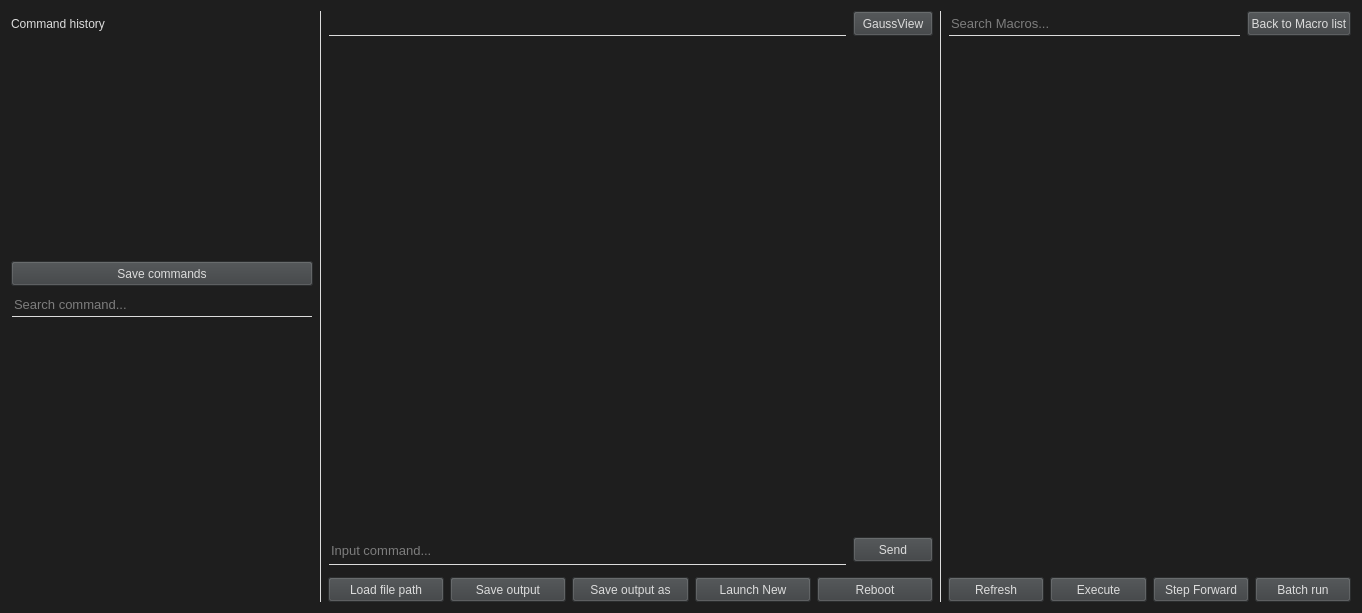
Above: UI/Multiwfn_GUI.ui from liyuanhe211/Multiwfn_GUI before the change. Below: the same form after it.
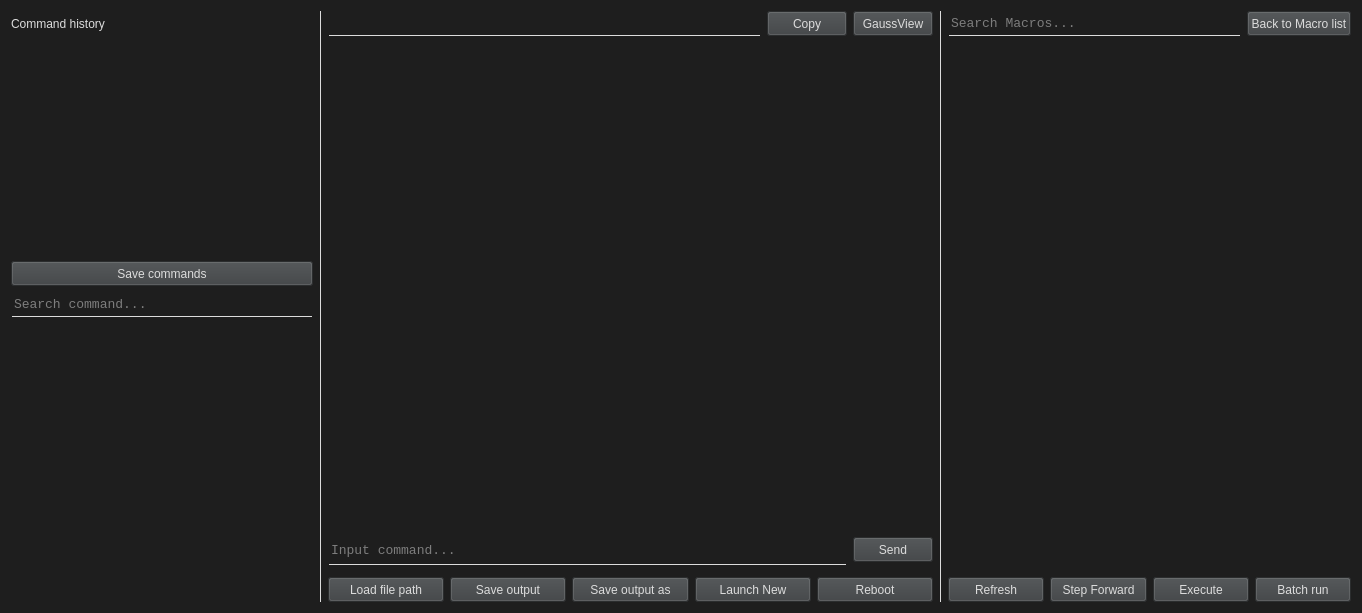
That is the form after the change.

What changed in the file:
```diff
--- a/UI/Multiwfn_GUI.ui
+++ b/UI/Multiwfn_GUI.ui
@@ -36,7 +36,9 @@
          </property>
          <property name="font">
           <font>
+           <family>Consolas</family>
            <pointsize>10</pointsize>
+           <weight>50</weight>
            <italic>false</italic>
            <bold>false</bold>
           </font>
@@ -206,7 +208,9 @@
        </property>
        <property name="font">
         <font>
+         <family>Consolas</family>
          <pointsize>10</pointsize>
+         <weight>50</weight>
          <italic>false</italic>
          <bold>false</bold>
         </font>
@@ -259,7 +263,7 @@
       </widget>
      </item>
      <item row="0" column="2">
-      <layout class="QHBoxLayout" name="horizontalLayout_3" stretch="0,0">
+      <layout class="QHBoxLayout" name="horizontalLayout_3" stretch="0,0,0">
        <item>
         <widget class="QLineEdit" name="input_file_lineEdit">
          <property name="minimumSize">
@@ -270,7 +274,9 @@
          </property>
          <property name="font">
           <font>
+           <family>Consolas</family>
            <pointsize>10</pointsize>
+           <weight>50</weight>
            <italic>false</italic>
            <bold>false</bold>
           </font>
@@ -296,6 +302,22 @@
          </property>
         </widget>
        </item>
+       <item>
+        <widget class="QPushButton" name="copy_path_pushButton">
+         <property name="minimumSize">
+          <size>
+           <width>80</width>
+           <height>25</height>
+          </size>
+         </property>
+         <property name="styleSheet">
+          <string notr="true">background-color: rgb(60, 63, 65);</string>
+         </property>
+         <property name="text">
+          <string>Copy</string>
+         </property>
+        </widget>
+       </item>
        <item>
         <widget class="QPushButton" name="open_GaussView_pushButton">
          <property name="minimumSize">
@@ -326,7 +348,9 @@
          </property>
          <property name="font">
           <font>
+           <family>Consolas</family>
            <pointsize>10</pointsize>
+           <weight>50</weight>
            <italic>false</italic>
            <bold>false</bold>
           </font>
@@ -411,25 +435,6 @@
          </property>
         </widget>
        </item>
-       <item>
-        <widget class="QPushButton" name="execute_macro_pushButton">
-         <property name="minimumSize">
-          <size>
-           <width>0</width>
-           <height>25</height>
-          </size>
-         </property>
-         <property name="focusPolicy">
-          <enum>Qt::ClickFocus</enum>
-         </property>
-         <property name="styleSheet">
-          <string notr="true">background-color: rgb(60, 63, 65);</string>
-         </property>
-         <property name="text">
-          <string>Execute</string>
-         </property>
-        </widget>
-       </item>
        <item>
         <widget class="QPushButton" name="step_forward_pushButton">
          <property name="minimumSize">
@@ -449,6 +454,25 @@
          </property>
         </widget>
        </item>
+       <item>
+        <widget class="QPushButton" name="execute_macro_pushButton">
+         <property name="minimumSize">
+          <size>
+           <width>0</width>
+           <height>25</height>
+          </size>
+         </property>
+         <property name="focusPolicy">
+          <enum>Qt::ClickFocus</enum>
+         </property>
+         <property name="styleSheet">
+          <string notr="true">background-color: rgb(60, 63, 65);</string>
+         </property>
+         <property name="text">
+          <string>Execute</string>
+         </property>
+        </widget>
+       </item>
        <item>
         <widget class="QPushButton" name="batch_run_pushButton">
          <property name="minimumSize">
```
Left out of the diff: 2 changed lines with no effect on the pictures.
